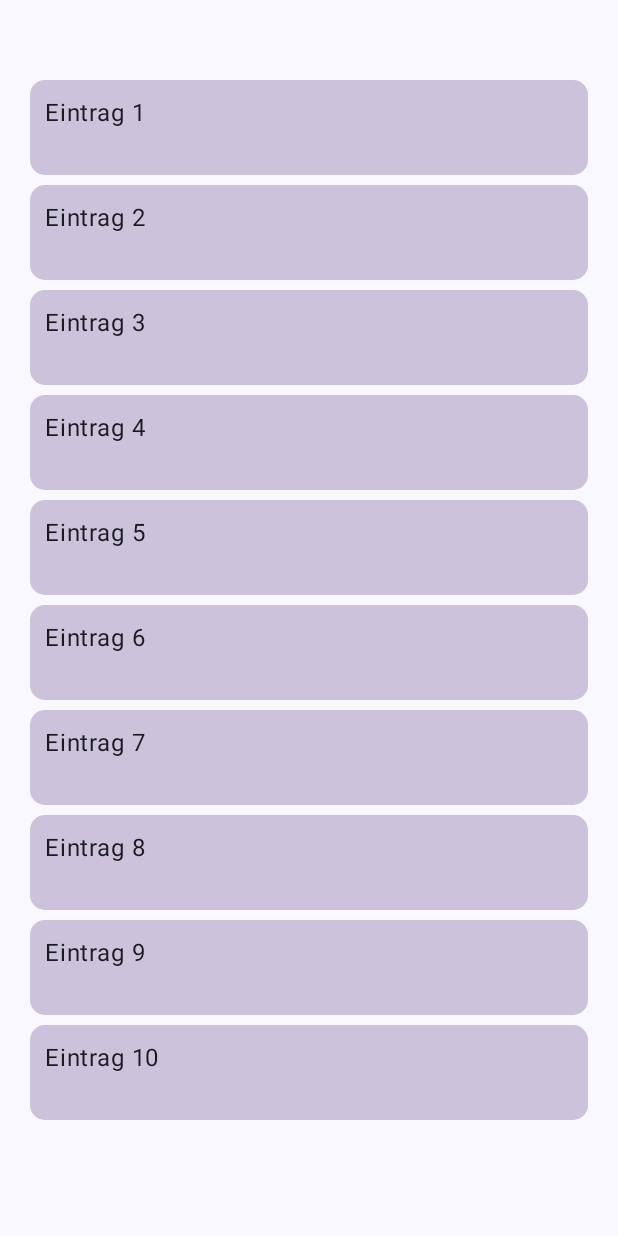
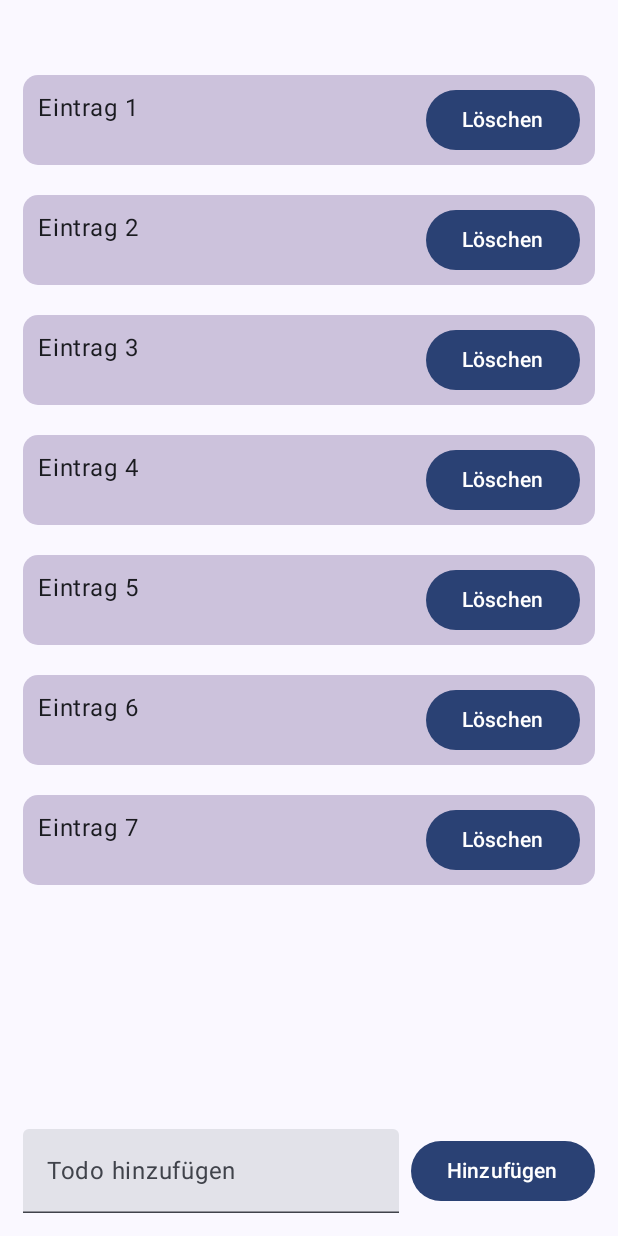
Before and after one commit to N-E-O-N-E/04-04-taskmanager-N-E-O-N-E, an Android app built with Jetpack Compose: the screen it shows after launch (MainActivity), on a phone screen of 412 x 824 dp. Run offline under Robolectric (Android 15) with nearby library versions, the phone set to English and light mode, and no system bars.

Commit message:
Tag 1 Datensicherung NEONE

```diff
--- a/app/src/main/java/de/syntax_institut/taskmanager/MainActivity.kt
+++ b/app/src/main/java/de/syntax_institut/taskmanager/MainActivity.kt
@@ -4,14 +4,10 @@ import android.os.Bundle
 import androidx.activity.ComponentActivity
 import androidx.activity.compose.setContent
 import androidx.activity.enableEdgeToEdge
-import androidx.compose.foundation.layout.Column
 import androidx.compose.foundation.layout.fillMaxSize
 import androidx.compose.foundation.layout.padding
 import androidx.compose.material3.Scaffold
-import androidx.compose.material3.Text
-import androidx.compose.runtime.Composable
 import androidx.compose.ui.Modifier
-import androidx.compose.ui.tooling.preview.Preview
 import de.syntax_institut.taskmanager.ui.theme.TaskManagerTheme
 import de.syntax_institut.taskmanager.views.TodoListItem
 
@@ -22,10 +18,11 @@ class MainActivity : ComponentActivity() {
         setContent {
             TaskManagerTheme {
                 Scaffold(modifier = Modifier.fillMaxSize()) { innerPadding ->
-                    TodoListItem()
-                    Column(Modifier.padding(innerPadding)){
-
-                    }
+                    TodoListItem(
+                        modifier = Modifier
+                            .fillMaxSize()
+                            .padding(innerPadding)
+                    )
                 }
             }
         }
--- a/app/src/main/java/de/syntax_institut/taskmanager/data/TodoData.kt
+++ b/app/src/main/java/de/syntax_institut/taskmanager/data/TodoData.kt
@@ -12,7 +12,5 @@ var todoSamples = listOf<TodoData>(
     TodoData(title = "Eintrag 5"),
     TodoData(title = "Eintrag 6"),
     TodoData(title = "Eintrag 7"),
-    TodoData(title = "Eintrag 8"),
-    TodoData(title = "Eintrag 9"),
-    TodoData(title = "Eintrag 10"),
-)
+
+    )
--- /dev/null
+++ b/app/src/main/java/de/syntax_institut/taskmanager/viewModels/TodoViewModel.kt
@@ -0,0 +1,35 @@
+package de.syntax_institut.taskmanager.viewModels
+
+import android.app.Application
+import androidx.lifecycle.AndroidViewModel
+import de.syntax_institut.taskmanager.data.TodoData
+import de.syntax_institut.taskmanager.data.todoSamples
+import kotlinx.coroutines.flow.MutableStateFlow
+import kotlinx.coroutines.flow.asStateFlow
+
+class TodoViewModel(application: Application) : AndroidViewModel(application) {
+    private val _todos = MutableStateFlow(listOf<TodoData>())
+    var todos = _todos.asStateFlow()
+
+
+    // Create/Add
+    fun createNote(data: TodoData) {
+        _todos.value = _todos.value + data
+    }
+
+    // Read
+    init {
+        _todos.value = todoSamples
+    }
+
+    // DeleteAll
+    fun deleteList() {
+        _todos.value = emptyList()
+    }
+
+    // DeleteOneItem
+    fun deleteNote(data: TodoData) {
+        _todos.value = _todos.value - data
+    }
+
+}
--- a/app/src/main/java/de/syntax_institut/taskmanager/views/ListView.kt
+++ b/app/src/main/java/de/syntax_institut/taskmanager/views/ListView.kt
@@ -1,59 +1,103 @@
 package de.syntax_institut.taskmanager.views
 
 import androidx.compose.foundation.layout.Column
+import androidx.compose.foundation.layout.Row
+import androidx.compose.foundation.layout.Spacer
 import androidx.compose.foundation.layout.fillMaxSize
 import androidx.compose.foundation.layout.fillMaxWidth
-import androidx.compose.foundation.layout.height
 import androidx.compose.foundation.layout.padding
+import androidx.compose.foundation.layout.requiredHeight
 import androidx.compose.foundation.lazy.LazyColumn
 import androidx.compose.foundation.lazy.items
 import androidx.compose.foundation.shape.RoundedCornerShape
+import androidx.compose.material3.Button
 import androidx.compose.material3.Card
 import androidx.compose.material3.CardDefaults
 import androidx.compose.material3.CardDefaults.cardElevation
 import androidx.compose.material3.Text
+import androidx.compose.material3.TextField
 import androidx.compose.runtime.Composable
+import androidx.compose.runtime.collectAsState
+import androidx.compose.runtime.getValue
+import androidx.compose.runtime.mutableStateOf
+import androidx.compose.runtime.remember
+import androidx.compose.runtime.setValue
+import androidx.compose.ui.Alignment
 import androidx.compose.ui.Modifier
-import androidx.compose.ui.tooling.preview.Preview
 import androidx.compose.ui.unit.dp
-import de.syntax_institut.taskmanager.data.todoSamples
+import androidx.lifecycle.viewmodel.compose.viewModel
+import de.syntax_institut.taskmanager.data.TodoData
 import de.syntax_institut.taskmanager.ui.theme.PurpleGrey80
+import de.syntax_institut.taskmanager.viewModels.TodoViewModel
 
 @Composable
 fun TodoListItem(
-    modifier: Modifier = Modifier
+    modifier: Modifier,
+    viewModel: TodoViewModel = viewModel()
+) {
+    val todos by viewModel.todos.collectAsState()
+    var textInput by remember { mutableStateOf("") }
+
+    Column(
+        modifier = Modifier
+            .fillMaxSize()
     ) {
 
         LazyColumn(
-        modifier = modifier
-            .fillMaxSize()
-            .padding(top = 50.dp)
-            .padding(horizontal = 20.dp)
+            modifier = Modifier
+                .weight(1f)
+                .padding(top = 40.dp)
+                .padding(horizontal = 15.dp)
         ) {
-        items(todoSamples) {
+            items(todos) {
                 Card(
-                modifier = modifier
+                    modifier = Modifier
                         .fillMaxWidth()
-                    .height(70.dp)
-                    .padding(vertical = 3.dp),
+                        .padding(vertical = 10.dp)
+                        .requiredHeight(height = 60.dp),
                     shape = RoundedCornerShape(10.dp),
                     colors = CardDefaults.cardColors(PurpleGrey80),
                     elevation = cardElevation(),
                 ) {
-                Column(
-                    modifier = modifier
-                        .fillMaxWidth()
+                    Row(
+                        modifier = Modifier
+                            .fillMaxSize()
                             .padding(10.dp)
                     ) {
                         Text(it.title)
+                        Spacer(modifier = Modifier.weight(1f))
+                        Button(onClick = {
+                            viewModel.deleteNote(it)
+
+                        }) {
+                            Text("Löschen")
                         }
                     }
                 }
             }
         }
 
-@Preview(showSystemUi = true, showBackground = true, name = "TodoListItemPreview")
-@Composable
-private fun TodoListItemPreview() {
-    TodoListItem()
+        Row(
+            modifier = Modifier
+                .fillMaxWidth()
+                .padding(15.dp),
+            verticalAlignment = Alignment.CenterVertically
+        ) {
+            TextField(
+                value = textInput,
+                onValueChange = { textInput = it },
+                modifier = Modifier.weight(1f),
+                placeholder = { Text("Todo hinzufügen") }
+            )
+            Button(
+                onClick = {
+                    var newNote = TodoData(title = textInput)
+                    viewModel.createNote(newNote)
+                },
+                modifier = Modifier.padding(start = 8.dp)
+            ) {
+                Text("Hinzufügen")
             }
+        }
+    }
+}
```
Lines whose indentation alone changed are shown as unchanged.
